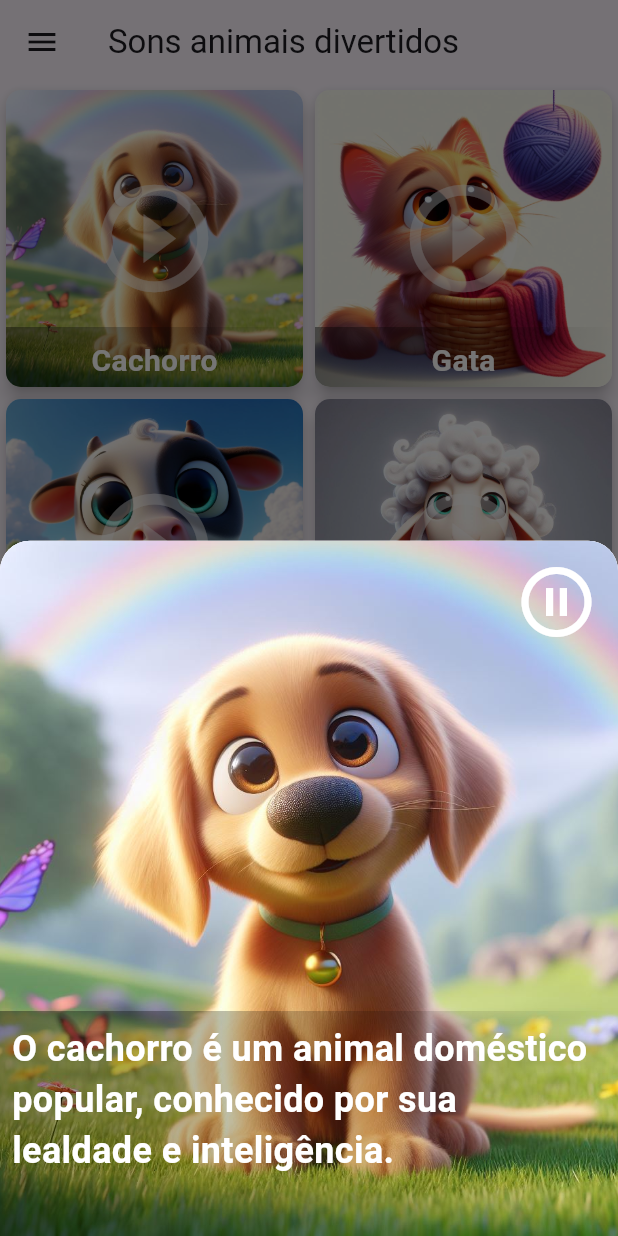
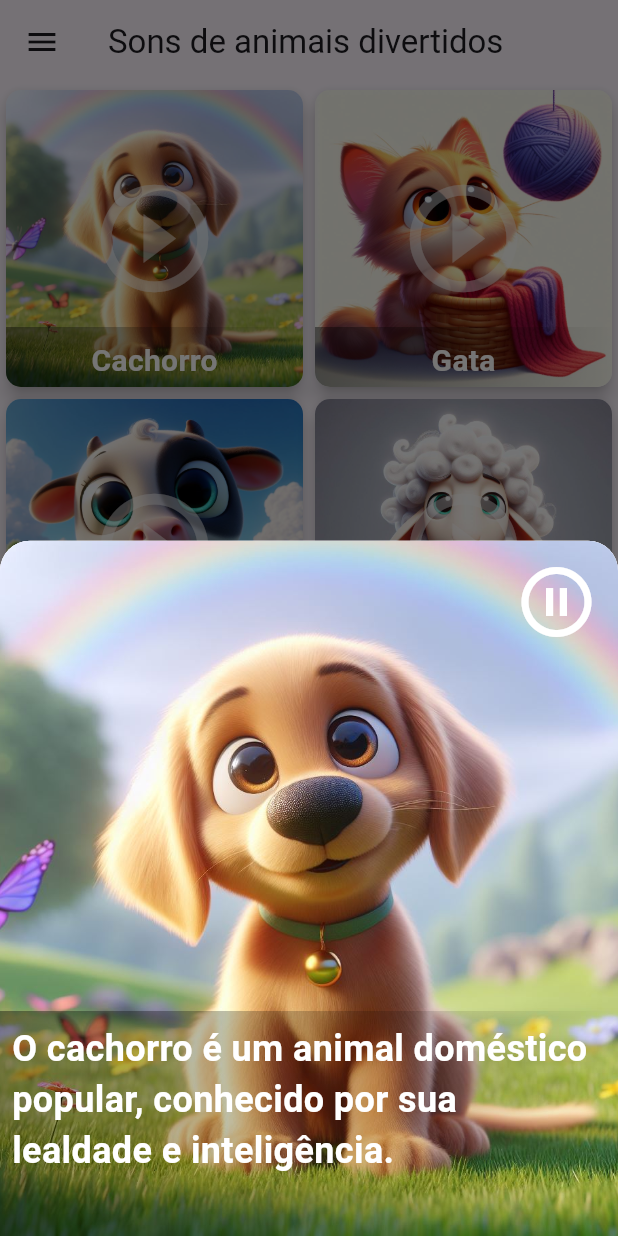
Before and after one commit to GuilDraco/sons-animais, a Flutter app: the screen it shows after launch, after a tap on the "play circle outline" icon, on a phone screen of 412 x 824 dp. Run offline on Flutter 3.47's test engine with Material 3 defaults, Android fonts, the phone set to English and light mode, and no system bars; our stand-ins replace audioplayers, shared_preferences.

Commit message:
ajuste na arquitetura

```diff
--- a/lib/main.dart
+++ b/lib/main.dart
@@ -1,5 +1,7 @@
 import 'package:bixinhos/ui/pages/my_home_page.dart';
+import 'package:bixinhos/utils/language_provider.dart';
 import 'package:flutter/material.dart';
+import 'package:provider/provider.dart';
 
 void main() {
   runApp(const MyAnimalSoundApp());
@@ -10,12 +12,22 @@ class MyAnimalSoundApp extends StatelessWidget {
 
   @override
   Widget build(BuildContext context) {
-    return MaterialApp(
-      title: 'Animais',
-      theme: ThemeData(
-        primarySwatch: Colors.blue,
+    return MultiProvider(
+      providers: [
+        ChangeNotifierProvider(create: (_) => LanguageProvider()..loadLocale()),
+      ],
+      child: Consumer<LanguageProvider>(
+        builder: (context, languageProvider, child) {
+          return MaterialApp(
+            locale: languageProvider.locale,
+            title: 'Animais',
+            theme: ThemeData(
+              primarySwatch: Colors.blue,
+            ),
+            home: const MyHomePage(title: 'Sons animais divertidos'),
+          );
+        },
       ),
-      home: const MyHomePage(title: 'Sons animais divertidos'),
     );
   }
 }
--- a/lib/services/animal_services.dart
+++ b/lib/services/animal_services.dart
@@ -1,16 +1,48 @@
 import 'dart:math';
-
 import '../models/animal.dart';
 
 class AnimalService {
 
-  static Future<Animal?> getRandomAnimal() async {
-    final animals = await getAnimals();
+  static Future<Animal?> getRandomAnimal(String langCode) async {
+    final animals = await getAnimals(langCode);
     return animals.isNotEmpty ? animals[Random().nextInt(animals.length)] : null;
   }
 
-  static Future<List<Animal>> getAnimals() async {
+  static Future<List<Animal>> getAnimals(String langCode) async {
     await Future.delayed(const Duration(seconds: 2));
+
+    if (langCode == 'en') {
+      return [
+        Animal('Dog', 'assets/images/animais/cachorrinho.jpg', 'audio/animais/cachorro.mp3',
+            'The dog is a popular domestic animal, known for its loyalty and intelligence.'),
+        Animal('Cat', 'assets/images/animais/gatinha.jpg', 'audio/animais/gato.mp3',
+            'The cat is an independent and playful domestic animal, known for its agility and grace.'),
+        Animal('Cow', 'assets/images/animais/vaquinha.jpg', 'audio/animais/vaca.mp3',
+            'The cow is an important farm animal, known for its production of milk and meat.'),
+        Animal('Sheep', 'assets/images/animais/ovelha.jpg', 'audio/animais/ovelha.mp3',
+            'The sheep is a gentle and sociable farm animal, known for its soft wool.'),
+        Animal('Goat', 'assets/images/animais/cabrito.jpg', 'audio/animais/cabrito.mp3',
+            'The goat is a young and playful farm animal, known for its energy and vitality.'),
+        Animal('Horse', 'assets/images/animais/cavalo.jpg', 'audio/animais/cavalo.mp3',
+            'The horse is a large animal, known for its strength and speed.'),
+        Animal('Chicken', 'assets/images/animais/galinha.jpg', 'audio/animais/galinha.mp3',
+            'The chicken is a popular domestic bird, known for its egg production.'),
+        Animal('Rooster', 'assets/images/animais/galo.jpg', 'audio/animais/galo.mp3',
+            'The rooster is a domestic bird known for its morning crow and for protecting the hens.'),
+        Animal('Cricket', 'assets/images/animais/grilo.jpg', 'audio/animais/grilo.mp3',
+            'The cricket is an insect known for its loud chirping and acrobatic jumps.'),
+        Animal('Hippopotamus', 'assets/images/animais/hipopotamo.jpg', 'audio/animais/hipopotamo.m4a',
+            'The hippopotamus is a large semi-aquatic animal, known for its territorial and aggressive nature.'),
+        Animal('Monkey', 'assets/images/animais/macaquinho.jpg', 'audio/animais/macaco.mp3',
+            'The monkey is a primate known for its intelligence and acrobatic skills.'),
+        Animal('Pig', 'assets/images/animais/porquinho.jpg', 'audio/animais/porco.mp3',
+            'The pig is a farm animal known for its intelligence and sociability.'),
+        Animal('Bear', 'assets/images/animais/ursinho.jpg', 'audio/animais/urso.mp3',
+            'The bear is a large wild animal, known for its strength and hibernation.'),
+        Animal('Zebra', 'assets/images/animais/zebra.jpg', 'audio/animais/zebra.m4a',
+            'The zebra is a wild herbivore animal, known for its black and white stripes.'),
+      ];
+    } else {
       return [
         Animal('Cachorro', 'assets/images/animais/cachorrinho.jpg', 'audio/animais/cachorro.mp3',
             'O cachorro é um animal doméstico popular, conhecido por sua lealdade e inteligência.'),
@@ -43,3 +75,4 @@ class AnimalService {
       ];
     }
   }
+}
--- a/lib/services/menu_services.dart
+++ b/lib/services/menu_services.dart
@@ -1,19 +1,41 @@
 import 'package:flutter/material.dart';
 
 class MenuServices {
-  List<String> options = ["Avalie o App", "Que animal sou eu?", "Jogo da memória", "Vamos desenhar?"];
+  Map<String, List<String>> options = {
+    'pt': ["Avalie o App", "Que animal sou eu?", "Jogo da memória", "Vamos desenhar?", "Configurações"],
+    'en': ["Rate the App", "Which animal am I?", "Memory Game", "Let's Draw?", "Settings"],
+  };
 
-  List<String> subtitle = [
-    "Nos ajude avaliando nosso App.",
-    "Jogo adivinhe de quem é o som",
-    "Se divirta nesse jogo da memória",
-    "Brincar de desenho"
-  ];
+  Map<String, List<String>> subtitle = {
+    'pt': [
+      "Nos ajude avaliando nosso App.",
+      "Jogo adivinhe de quem é o som",
+      "Se divirta nesse jogo da memória",
+      "Brincar de desenho",
+      ""
+    ],
+    'en': [
+      "Help us by rating our App.",
+      "Guess which animal makes the sound",
+      "Have fun in this memory game",
+      "Have fun drawing",
+      ""
+    ],
+  };
 
   List<Icon> icons = [
     const Icon(Icons.star, color: Colors.blue),
     const Icon(Icons.question_answer, color: Colors.blue),
     const Icon(Icons.lightbulb, color: Colors.blue),
-    const Icon(Icons.lightbulb, color: Colors.blue),
+    const Icon(Icons.format_paint, color: Colors.blue),
+    const Icon(Icons.language, color: Colors.blue),
   ];
+
+  List<String> getOptions(String langCode) {
+    return options[langCode] ?? options['pt']!;
+  }
+
+  List<String> getSubtitles(String langCode) {
+    return subtitle[langCode] ?? subtitle['pt']!;
+  }
 }
--- a/lib/ui/pages/my_home_page.dart
+++ b/lib/ui/pages/my_home_page.dart
@@ -1,5 +1,7 @@
+import 'package:bixinhos/utils/language_provider.dart';
+import 'package:flutter/material.dart';
+import 'package:provider/provider.dart';
 import 'package:bixinhos/models/animal.dart';
-import 'package:flutter/material.dart';
 import 'package:bixinhos/services/animal_services.dart';
 import 'package:bixinhos/services/menu_services.dart';
 import 'package:bixinhos/ui/widgets/animal_grid_item.dart';
@@ -7,6 +9,7 @@ import 'package:bixinhos/ui/widgets/menu_item.dart';
 import 'package:bixinhos/ui/pages/vamos_colorir_game.dart';
 import 'package:bixinhos/ui/pages/memory_game.dart';
 import 'animal_guessing_game_state.dart';
+import 'languageSelectionPage.dart';
 
 class MyHomePage extends StatefulWidget {
   const MyHomePage({super.key, required this.title});
@@ -16,7 +19,7 @@ class MyHomePage extends StatefulWidget {
   _MyHomePageState createState() => _MyHomePageState();
 }
 
-class _MyHomePageState extends State<MyHomePage> with ChangeNotifier {
+class _MyHomePageState extends State<MyHomePage> {
   final GlobalKey<ScaffoldState> _scaffoldKey = GlobalKey<ScaffoldState>();
   final MenuServices menuServices = MenuServices();
   Animal? _randomAnimal;
@@ -28,36 +31,44 @@ class _MyHomePageState extends State<MyHomePage> with ChangeNotifier {
   }
 
   Future<void> _fetchRandomAnimal() async {
-    _randomAnimal = await AnimalService.getRandomAnimal();
+    final langCode = Provider.of<LanguageProvider>(context, listen: false).locale.languageCode;
+    _randomAnimal = await AnimalService.getRandomAnimal(langCode);
     setState(() {});
   }
 
   @override
   Widget build(BuildContext context) {
+    final langCode = Provider.of<LanguageProvider>(context).locale.languageCode;
+
     return Scaffold(
       key: _scaffoldKey,
       appBar: AppBar(
-        title: Text(widget.title),
-        leading: IconButton(
-          icon: const Icon(Icons.menu),
-          onPressed: () => _scaffoldKey.currentState!.openDrawer(),
+        title: Consumer<LanguageProvider>(
+          builder: (context, languageProvider, _) {
+            String title = languageProvider.locale.languageCode == 'en'
+                ? 'Fun Animal Sound'
+                : 'Sons de animais divertidos';
+            return Text(title);
+          },
         ),
       ),
       body: Center(
         child: FutureBuilder<List<Animal>>(
-          future: AnimalService.getAnimals(),
+          future: AnimalService.getAnimals(langCode),
           builder: (context, snapshot) {
             if (snapshot.hasData) {
               return _buildGridView(snapshot.data!);
             } else if (snapshot.hasError) {
-              return const Text('Erro ao carregar os imagens dos animais');
+              return Text(langCode == 'en'
+                  ? 'Error loading cute animals'
+                  : 'Erro ao carregar animais fofos',);
             } else {
               return const CircularProgressIndicator();
             }
           },
         ),
       ),
-      drawer: _buildDrawer(),
+      drawer: _buildDrawer(langCode),
     );
   }
 
@@ -71,7 +82,7 @@ class _MyHomePageState extends State<MyHomePage> with ChangeNotifier {
     );
   }
 
-  Widget _buildDrawer() {
+  Widget _buildDrawer(String langCode) {
     return Drawer(
       child: ListView(
         padding: EdgeInsets.zero,
@@ -85,20 +96,22 @@ class _MyHomePageState extends State<MyHomePage> with ChangeNotifier {
             ),
             child: null,
           ),
-          for (int i = 0; i < menuServices.options.length; i++)
+          for (int i = 0; i < menuServices.getOptions(langCode).length; i++)
             MenuItemWidget(
               icon: menuServices.icons[i],
-              title: menuServices.options[i],
-              subtitle: menuServices.subtitle[i],
+              title: menuServices.getOptions(langCode)[i],
+              subtitle: menuServices.getSubtitles(langCode)[i],
               onTap: () => _handleMenuTap(i),
             ),
-          const SizedBox(height: 200),
+          const SizedBox(height: 100),
           Container(
             alignment: Alignment.bottomLeft,
             padding: const EdgeInsets.symmetric(horizontal: 24),
-            child: const Text(
-              "Desenvolvido por Guilherme Alves",
-              style: TextStyle(fontSize: 12, color: Colors.grey),
+            child: Text(
+              langCode == 'en'
+              ? 'Developed by Guilherme Alves'
+                  : 'Desenvolvido por Guilherme Alves',
+              style: const TextStyle(fontSize: 12, color: Colors.grey),
             ),
           ),
         ],
@@ -115,7 +128,10 @@ class _MyHomePageState extends State<MyHomePage> with ChangeNotifier {
         Navigator.push(context, MaterialPageRoute(builder: (context) => const MemoryGame()));
         break;
       case 3:
-        Navigator.push(context, MaterialPageRoute(builder: (context) => VamosColorirGame()));
+        Navigator.push(context, MaterialPageRoute(builder: (context) => const VamosColorirGame()));
+        break;
+      case 4:
+        Navigator.push(context, MaterialPageRoute(builder: (context) => const LanguageSelectionPage()));
         break;
     }
   }
--- a/lib/ui/widgets/info_bottom_sheet.dart
+++ b/lib/ui/widgets/info_bottom_sheet.dart
@@ -1,6 +1,7 @@
-import 'package:bixinhos/models/animal.dart';
 import 'package:bixinhos/services/audio_service.dart';
 import 'package:flutter/material.dart';
+
+import '../../models/animal.dart';
 
 class InfoBottomSheet extends StatefulWidget {
   final Animal animal;
@@ -12,29 +13,33 @@ class InfoBottomSheet extends StatefulWidget {
   State<InfoBottomSheet> createState() => _InfoBottomSheetState();
 }
 
-class _InfoBottomSheetState extends State<InfoBottomSheet> {
-  bool isPlaying = true;
+class _InfoBottomSheetState extends State<InfoBottomSheet> with ChangeNotifier {
+  bool musicPlayng = true;
+
+  @override
+  void dispose() {
+    super.dispose();
+    widget.audioService.stop();
+  }
 
   @override
   void initState() {
     super.initState();
-    _playSound();
-  }
-
-  Future<void> _playSound() async {
-    await widget.audioService.playAnimalSound(widget.animal.audio);
-  }
-
-  @override
-  void dispose() {
-    widget.audioService.stop(); // Parando o áudio ao fechar o modal
-    super.dispose();
+    //widget.audioService.play(AssetSource(widget.animal.audio));
   }
 
   @override
   Widget build(BuildContext context) {
+    final ValueNotifier<IconData> iconNotifier =
+    ValueNotifier(Icons.play_circle_outline_outlined);
+
+    return StatefulBuilder(
+      builder: (context, setState) {
         return Container(
-      height: MediaQuery.of(context).size.height * 0.75,
+          height: MediaQuery
+              .of(context)
+              .size
+              .height * 0.75,
           decoration: const BoxDecoration(
             color: Colors.white,
             borderRadius: BorderRadius.only(
@@ -44,7 +49,6 @@ class _InfoBottomSheetState extends State<InfoBottomSheet> {
           ),
           child: Stack(
             children: [
-          // Imagem do animal
               ClipRRect(
                 borderRadius: const BorderRadius.only(
                   topLeft: Radius.circular(20),
@@ -57,18 +61,21 @@ class _InfoBottomSheetState extends State<InfoBottomSheet> {
                   height: double.infinity,
                 ),
               ),
-          // Informações do animal
               Positioned(
                 bottom: 0,
                 left: 0,
                 right: 0,
                 height: 150,
+                child: ClipRRect(
                   child: Container(
                     decoration: BoxDecoration(
                       gradient: LinearGradient(
                         begin: Alignment.centerLeft,
                         end: Alignment.centerRight,
-                  colors: [Colors.black.withOpacity(0.4), Colors.transparent],
+                        colors: [
+                          Colors.black.withOpacity(0.4),
+                          Colors.transparent
+                        ],
                       ),
                     ),
                     child: Padding(
@@ -84,34 +91,41 @@ class _InfoBottomSheetState extends State<InfoBottomSheet> {
                     ),
                   ),
                 ),
-          // Botão de tocar/parar música
+              ),
               Positioned(
                 top: 5,
                 right: 5,
                 child: IconButton(
                   iconSize: 56,
-              icon: Icon(isPlaying
+                  icon: ValueListenableBuilder<IconData>(
+                      valueListenable: iconNotifier,
+                      builder: (context, value, child) =>
+                          Icon(
+                              musicPlayng
                                   ? Icons.pause_circle_outline_outlined
-                  : Icons.play_circle_outline_outlined),
-              color: Colors.white,
-              onPressed: () {
-                _togglePlayPause();
+                                  : Icons.play_circle_outline_outlined,
+                              color: Colors.white)),
+                  onPressed: () async {
+                    tocarPararMusica();
                   },
                 ),
               ),
             ],
           ),
         );
+      },
+    );
   }
 
-  Future<void> _togglePlayPause() async {
-    if (isPlaying) {
-      await widget.audioService.audioPlayer.pause();
+  Future<void> tocarPararMusica() async {
+    if (musicPlayng) {
+      await widget.audioService.stop();
+      musicPlayng = false;
     } else {
-      await widget.audioService.audioPlayer.resume();
+      await widget.audioService.playAnimalSound(widget.animal.audio);
+      musicPlayng = true;
     }
-    setState(() {
-      isPlaying = !isPlaying;
-    });
+    setState(() {});
   }
+
 }
--- /dev/null
+++ b/lib/utils/language_provider.dart
@@ -0,0 +1,27 @@
+import 'package:flutter/material.dart';
+import 'package:shared_preferences/shared_preferences.dart';
+
+class LanguageProvider with ChangeNotifier {
+  Locale _locale = const Locale('pt', 'BR'); // Idioma padrão
+
+  Locale get locale => _locale;
+
+  Future<void> setLocale(Locale locale) async {
+    _locale = locale;
+    SharedPreferences prefs = await SharedPreferences.getInstance();
+    await prefs.setString('languageCode', locale.languageCode);
+    await prefs.setString('countryCode', locale.countryCode ?? '');
+    notifyListeners();
+  }
+
+  Future<void> loadLocale() async {
+    SharedPreferences prefs = await SharedPreferences.getInstance();
+    String? languageCode = prefs.getString('languageCode');
+    String? countryCode = prefs.getString('countryCode');
+
+    if (languageCode != null) {
+      _locale = Locale(languageCode, countryCode);
+    }
+    notifyListeners();
+  }
+}
--- a/pubspec.yaml
+++ b/pubspec.yaml
@@ -31,6 +31,8 @@ dependencies:
   flutter:
     sdk: flutter
   audioplayers: ^5.2.1
+  shared_preferences: ^2.0.6
+  provider: ^6.0.0
 
 
   # The following adds the Cupertino Icons font to your application.
```
Also changed, not shown: lib/ui/pages/animal_guessing_game_state.dart (+14 -5 lines), lib/ui/pages/languageSelectionPage.dart (added, +34 -0 lines), lib/ui/pages/memory_game.dart (+13 -3 lines), pubspec.lock. Lines whose indentation alone changed are shown as unchanged.
